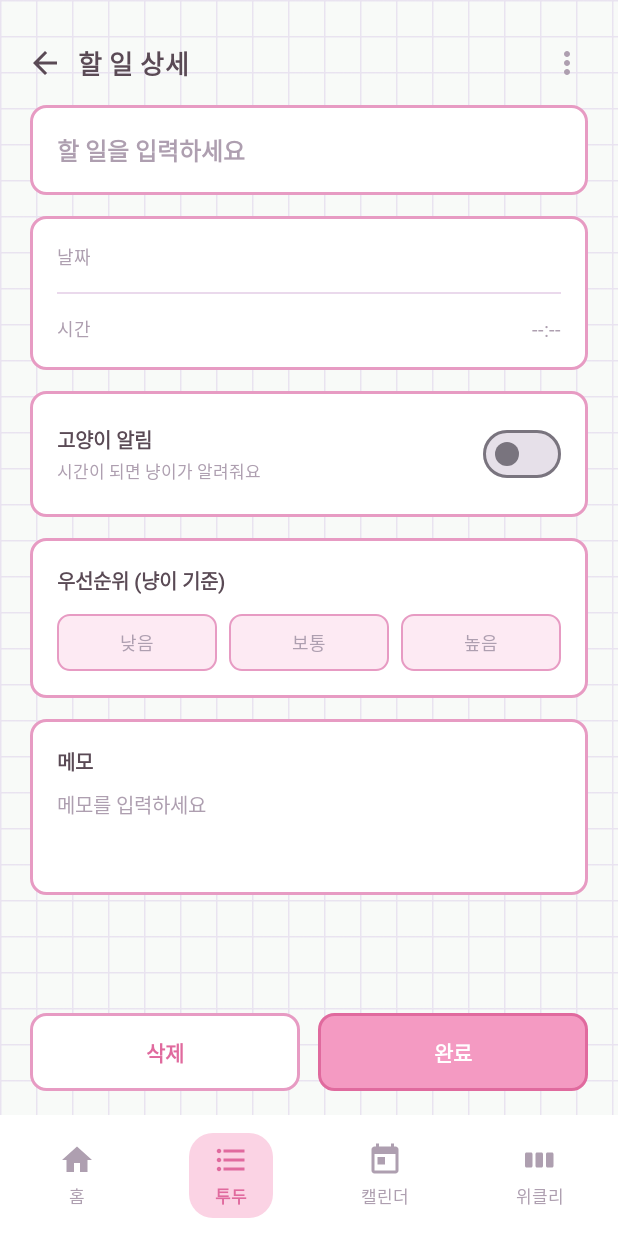
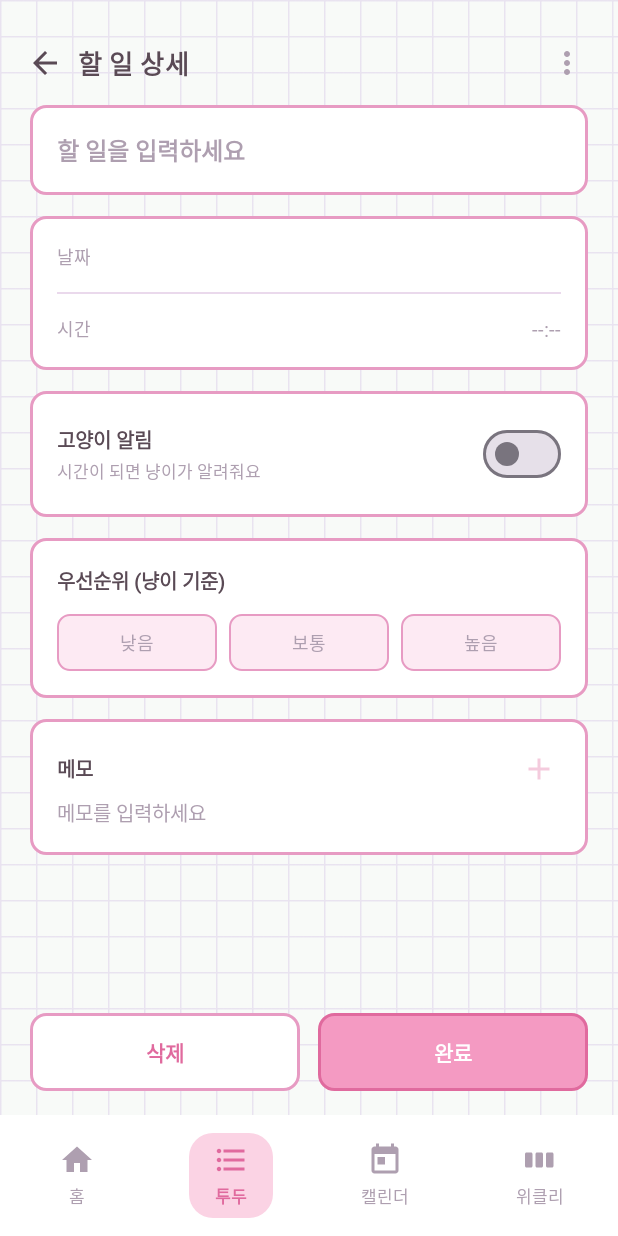
Before and after one commit to hya-th/0236.todo, an Android app: the TodoDetailFragment screen opened through its navigation route, on a phone screen of 412 x 824 dp. Run offline under Robolectric (Android 15) with nearby library versions, the phone set to English and light mode, and no system bars.

Commit message:
할 일 상세 메모를 입력→추가→목록→삭제 플로우로 구현
- 메모 입력 시에만 + 버튼 활성화, 누르면 MEMO 목록에 항목 추가 후 입력창 비움
- 각 메모 항목에 삭제(x) 버튼, 인덱스 표시
- 완료 시 메모 목록을 줄 단위로 저장(목록 드롭다운과 연동)

https://claude.ai/code/session_01V4HrYDnru2rdwn1MeXo17k

```diff
--- /dev/null
+++ b/app/src/main/res/drawable/ic_plus.xml
@@ -0,0 +1,10 @@
+<vector xmlns:android="http://schemas.android.com/apk/res/android"
+    android:width="24dp"
+    android:height="24dp"
+    android:viewportWidth="24"
+    android:viewportHeight="24"
+    android:tint="@color/pink_dark">
+    <path
+        android:fillColor="@android:color/white"
+        android:pathData="M19,13h-6v6h-2v-6L5,13v-2h6L11,5h2v6h6v2z" />
+</vector>
--- a/app/src/main/res/layout/fragment_todo_detail.xml
+++ b/app/src/main/res/layout/fragment_todo_detail.xml
@@ -233,7 +233,34 @@
 
             </LinearLayout>
 
-            <!-- Memo card -->
+            <!-- Added memo list -->
+            <LinearLayout
+                android:id="@+id/memoListSection"
+                android:layout_width="match_parent"
+                android:layout_height="wrap_content"
+                android:layout_marginTop="14dp"
+                android:orientation="vertical"
+                android:visibility="gone"
+                tools:visibility="visible">
+
+                <TextView
+                    android:layout_width="wrap_content"
+                    android:layout_height="wrap_content"
+                    android:layout_marginBottom="8dp"
+                    android:text="MEMO"
+                    android:textColor="@color/text_primary"
+                    android:textSize="13sp"
+                    android:textStyle="bold" />
+
+                <LinearLayout
+                    android:id="@+id/memoListContainer"
+                    android:layout_width="match_parent"
+                    android:layout_height="wrap_content"
+                    android:orientation="vertical" />
+
+            </LinearLayout>
+
+            <!-- Memo input card -->
             <LinearLayout
                 android:layout_width="match_parent"
                 android:layout_height="wrap_content"
@@ -242,28 +269,45 @@
                 android:orientation="vertical"
                 android:padding="18dp">
 
-                <TextView
-                    android:layout_width="wrap_content"
+                <LinearLayout
+                    android:layout_width="match_parent"
                     android:layout_height="wrap_content"
-                    android:text="@string/detail_memo"
-                    android:textColor="@color/text_primary"
-                    android:textSize="13sp"
-                    android:textStyle="bold" />
+                    android:gravity="center_vertical"
+                    android:orientation="horizontal">
+
+                    <TextView
+                        android:layout_width="0dp"
+                        android:layout_height="wrap_content"
+                        android:layout_weight="1"
+                        android:text="@string/detail_memo"
+                        android:textColor="@color/text_primary"
+                        android:textSize="13sp"
+                        android:textStyle="bold" />
+
+                    <ImageButton
+                        android:id="@+id/btnAddMemo"
+                        android:layout_width="30dp"
+                        android:layout_height="30dp"
+                        android:alpha="0.35"
+                        android:background="?attr/selectableItemBackgroundBorderless"
+                        android:contentDescription="@string/action_add"
+                        android:enabled="false"
+                        android:src="@drawable/ic_plus" />
+
+                </LinearLayout>
 
                 <EditText
                     android:id="@+id/etMemo"
                     android:layout_width="match_parent"
                     android:layout_height="wrap_content"
-                    android:layout_marginTop="8dp"
+                    android:layout_marginTop="4dp"
                     android:background="@null"
-                    android:gravity="top"
                     android:hint="@string/detail_memo_hint"
                     android:inputType="textMultiLine"
-                    android:minLines="3"
+                    android:maxLines="4"
                     android:textColor="@color/text_primary"
                     android:textColorHint="@color/text_secondary"
-                    android:textSize="13sp"
-                    tools:text="레퍼런스 정리 후 초안 작성하기" />
+                    android:textSize="13sp" />
 
             </LinearLayout>
 
```
Also changed, not shown: app/src/main/java/com/example/a0236todo/ui/todo/TodoDetailFragment.kt (+53 -2 lines), app/src/main/res/drawable/ic_close.xml (added, +10 -0 lines), app/src/main/res/layout/item_memo_entry.xml (added, +42 -0 lines).
